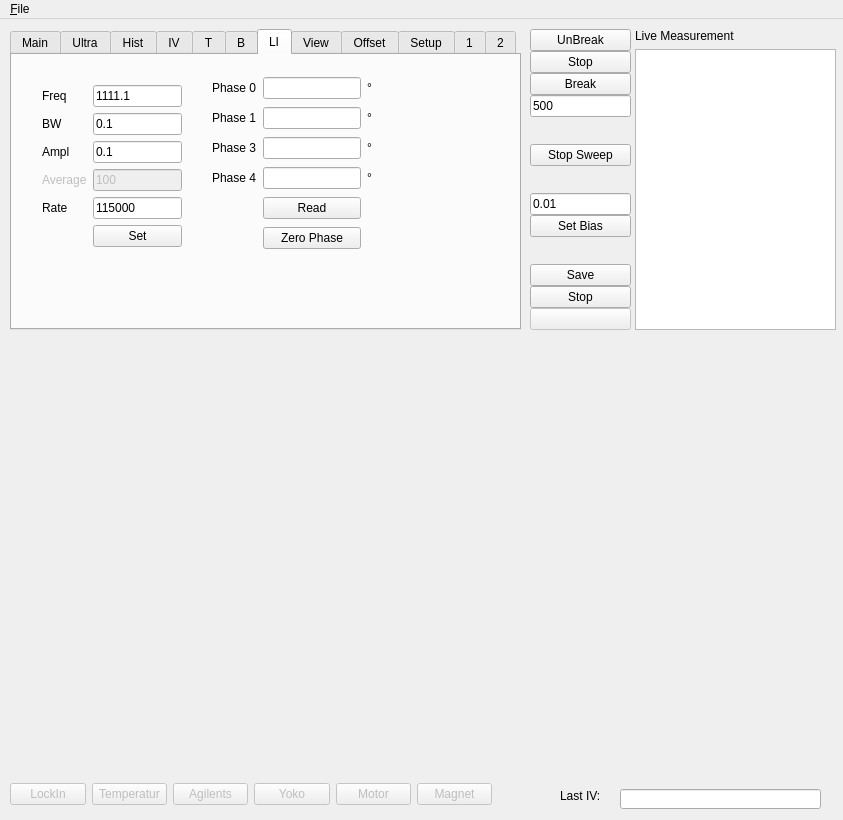
Above: gui_andreev.ui from konchris/andreev before the change. Below: the same form after it.
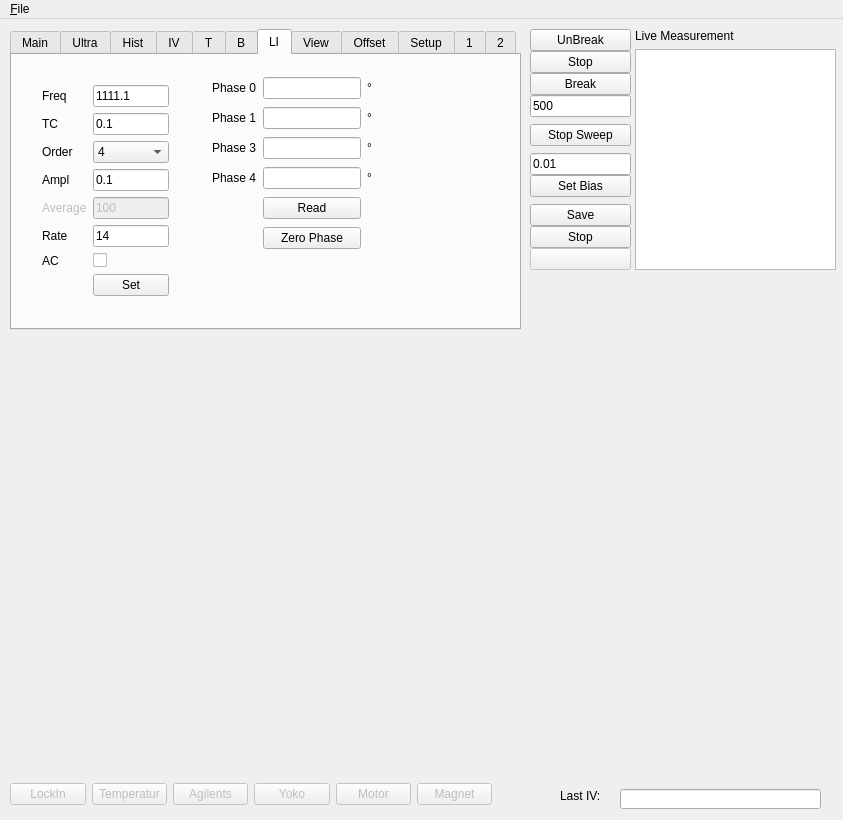
That is the form after the change. The open tabs and pages were chosen to show the change. Custom widgets are drawn as their Qt base class.

The edit to the form file:
```diff
--- a/gui_andreev.ui
+++ b/gui_andreev.ui
@@ -1495,8 +1495,8 @@
           <rect>
            <x>20</x>
            <y>20</y>
-           <width>160</width>
-           <height>241</height>
+           <width>147</width>
+           <height>245</height>
           </rect>
          </property>
          <layout class="QFormLayout" name="formLayout_3">
@@ -1523,7 +1523,7 @@
           <item row="1" column="0">
            <widget class="QLabel" name="label_37">
             <property name="text">
-             <string>BW</string>
+             <string>TC</string>
             </property>
            </widget>
           </item>
@@ -1534,14 +1534,14 @@
             </property>
            </widget>
           </item>
-          <item row="2" column="0">
+          <item row="3" column="0">
            <widget class="QLabel" name="label_38">
             <property name="text">
              <string>Ampl</string>
             </property>
            </widget>
           </item>
-          <item row="2" column="1">
+          <item row="3" column="1">
            <widget class="QLineEdit" name="editLIAmpl">
             <property name="text">
              <string>0.1</string>
@@ -1581,17 +1581,81 @@
           <item row="5" column="1">
            <widget class="QLineEdit" name="editRate">
             <property name="text">
-             <string>115000</string>
+             <string>14</string>
+            </property>
+           </widget>
+          </item>
+          <item row="6" column="0">
+           <widget class="QLabel" name="aCLabel">
+            <property name="text">
+             <string>AC</string>
             </property>
            </widget>
           </item>
           <item row="6" column="1">
+           <widget class="QCheckBox" name="checkLIAC"/>
+          </item>
+          <item row="7" column="1">
            <widget class="QPushButton" name="btnLockinSet">
             <property name="text">
              <string>Set</string>
             </property>
            </widget>
           </item>
+          <item row="2" column="1">
+           <widget class="QComboBox" name="comboLIOrder">
+            <property name="currentIndex">
+             <number>3</number>
+            </property>
+            <item>
+             <property name="text">
+              <string>1</string>
+             </property>
+            </item>
+            <item>
+             <property name="text">
+              <string>2</string>
+             </property>
+            </item>
+            <item>
+             <property name="text">
+              <string>3</string>
+             </property>
+            </item>
+            <item>
+             <property name="text">
+              <string>4</string>
+             </property>
+            </item>
+            <item>
+             <property name="text">
+              <string>5</string>
+             </property>
+            </item>
+            <item>
+             <property name="text">
+              <string>6</string>
+             </property>
+            </item>
+            <item>
+             <property name="text">
+              <string>7</string>
+             </property>
+            </item>
+            <item>
+             <property name="text">
+              <string>8</string>
+             </property>
+            </item>
+           </widget>
+          </item>
+          <item row="2" column="0">
+           <widget class="QLabel" name="label_101">
+            <property name="text">
+             <string>Order</string>
+            </property>
+           </widget>
+          </item>
          </layout>
         </widget>
         <widget class="QWidget" name="gridLayoutWidget_5">
@@ -2523,7 +2587,7 @@
       <x>530</x>
       <y>10</y>
       <width>101</width>
-      <height>301</height>
+      <height>241</height>
      </rect>
     </property>
     <layout class="QVBoxLayout" name="verticalLayout_2">
@@ -2659,7 +2723,7 @@
       <x>635</x>
       <y>10</y>
       <width>201</width>
-      <height>301</height>
+      <height>241</height>
      </rect>
     </property>
     <layout class="QVBoxLayout" name="verticalLayout_4">
```
Left out of the diff: 157 changed lines with no effect on the pictures.
